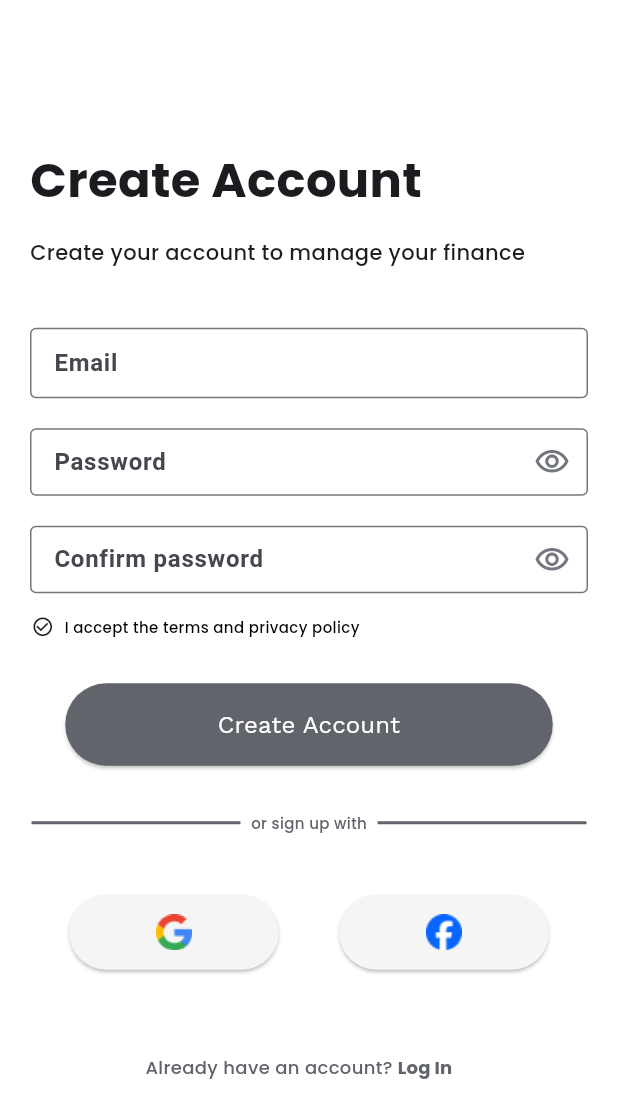
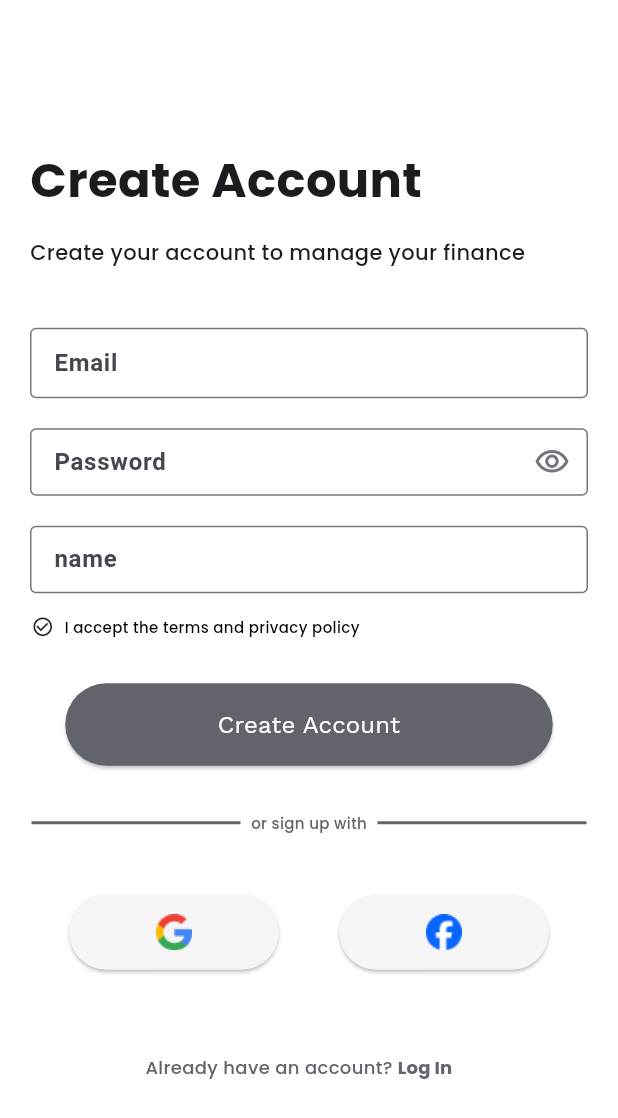
Before and after one commit to YourMoneyMyMoney/ymmm_ui, a Flutter app: the SignPage screen opened directly, on a phone screen of 412 x 824 dp. Shown: the top 1118 px of the screen. Run offline on Flutter 3.47's test engine with Material 3 defaults, Android fonts, the phone set to English and light mode, and no system bars; our stand-ins replace flutter_secure_storage, flutter_svg, get; missing offline and left inert: email_auth; accounts and stored records are empty; network calls fail.

Commit message:
add name field in signup

```diff
--- a/lib/User/EmailVerificationPage.dart
+++ b/lib/User/EmailVerificationPage.dart
@@ -8,9 +8,10 @@ import 'package:ymmm_ui/service/userApi.dart';
 
 class EmainVerificationPage extends StatefulWidget {
 
-  const EmainVerificationPage({super.key, required this.processEmail, required this.processPwd, required this.processPlatform, required this.emailAuth});
+  const EmainVerificationPage({super.key, required this.processEmail, required this.processPwd, required this.processName, required this.processPlatform, required this.emailAuth});
   final String processEmail;
   final String processPwd;
+  final String processName;
   final String processPlatform;
   final EmailAuth emailAuth;
 
@@ -69,8 +70,8 @@ class _EmailVerificationPageState extends State<EmainVerificationPage> {
     }
   }
 
- void createAccount(String email, String password, String platform) async {
-    final response = await createAccountToApi(email,password,platform);
+ void createAccount(String email, String password, String name, String platform) async {
+    final response = await createAccountToApi(email,password,name,platform);
     if(response.statusCode == 200){
       Navigator.push(context, MaterialPageRoute(builder: (context)=>const SignUpDonePage()));
     }
@@ -81,7 +82,7 @@ class _EmailVerificationPageState extends State<EmainVerificationPage> {
     var res = widget.emailAuth.validateOtp(recipientMail: widget.processEmail, userOtp: otp);
     if(res){
       setState(()=>isValid = true);
-      createAccount(widget.processEmail,widget.processPwd,widget.processPlatform);
+      createAccount(widget.processEmail,widget.processPwd,widget.processName, widget.processPlatform);
     }else{
       setState(()=>isValid = false);
       print("fail");
--- a/lib/User/SignUp/SignPage.dart
+++ b/lib/User/SignUp/SignPage.dart
@@ -14,25 +14,23 @@ class SignPage extends StatefulWidget {
 class _SignPageState extends  State<SignPage> {
   final TextEditingController _emailFilter = new TextEditingController();
   final TextEditingController _passwordFilter = new TextEditingController();
-  final TextEditingController _confirmPwdFilter = new TextEditingController();
+  final TextEditingController _nameFilter = new TextEditingController();
   String _email = "";
   String _password = "";
-  String _confirmPwd = "";
+  String _name = "";
   bool passwordVisible = false;
-  bool confirmPwdVisible = false;
   late EmailAuth emailAuth;
 
   _SignPageState() {
     _emailFilter.addListener(_emailListen);
     _passwordFilter.addListener(_passwordListen);
-    _confirmPwdFilter.addListener(_confirmPwdListen);
+    _nameFilter.addListener(_nameListen);
   }
 
   @override
   void initState(){
     super.initState();
     passwordVisible=true;
-    confirmPwdVisible=true;
     // Initialize the package
     emailAuth = EmailAuth(
       sessionName: "Ymmm",
@@ -57,11 +55,11 @@ class _SignPageState extends  State<SignPage> {
     }
   }
 
-  void _confirmPwdListen() {
-    if (_confirmPwdFilter.text.isEmpty) {
-      _confirmPwd = "";
+  void _nameListen() {
+    if (_nameFilter.text.isEmpty) {
+      _name = "";
     } else {
-      _confirmPwd = _confirmPwdFilter.text;
+      _name = _nameFilter.text;
     }
   }
 
@@ -69,7 +67,7 @@ class _SignPageState extends  State<SignPage> {
     var res = await emailAuth.sendOtp(recipientMail: _emailFilter.value.text,otpLength: 4);
     if(res){
       Navigator.push(context,
-        MaterialPageRoute(builder: (context)=>EmainVerificationPage(processEmail:_email, processPwd: _password, processPlatform: 'ymmm', emailAuth: emailAuth,))
+        MaterialPageRoute(builder: (context)=>EmainVerificationPage(processEmail:_email, processPwd: _password, processName: _name, processPlatform: 'ymmm', emailAuth: emailAuth,))
       );
     }else{
       print("not send");
@@ -146,24 +144,11 @@ class _SignPageState extends  State<SignPage> {
                 bottom: 5
               ),
               child: TextField(
-                controller: _confirmPwdFilter,
-                obscureText: confirmPwdVisible,
-                decoration: InputDecoration(
-                    border: OutlineInputBorder(),
-                    labelText: 'Confirm password',
-                    hintText: 'Re-enter your password',
-                    suffixIcon: IconButton(
-                      icon: Icon(confirmPwdVisible
-                          ? Icons.visibility_outlined
-                          : Icons.visibility_off_outlined, color:Color.fromARGB(255, 115, 118, 126),),
-                      onPressed: () {
-                        setState(
-                          (){
-                            confirmPwdVisible = !confirmPwdVisible;
-                          }
-                        );
-                      },
-                    ),
+                controller: _nameFilter,
+                decoration: const InputDecoration(
+                      border: OutlineInputBorder(),
+                      labelText: 'name',
+                      hintText: 'First name'
                 ),
               ),
             ),
--- /dev/null
+++ b/lib/models/model.dart
@@ -0,0 +1,21 @@
+class Login {
+  final String userId;
+  final String email;
+  final String name;
+  final String platform;
+
+  Login(this.userId, this.email, this.name, this.platform);
+
+  Login.fromJson(Map<String, dynamic> json)
+      : userId = json['userId'],
+        email = json['email'],
+        name = json['name'],
+        platform = json['platform'];
+
+  Map<String, dynamic> toJson() => {
+        'userId': userId,
+        'email': email,
+        'name': name,
+        'platform': platform
+      };
+}
--- a/lib/service/jwtService.dart
+++ b/lib/service/jwtService.dart
@@ -39,6 +39,5 @@ String _decodeBase64(String str) {
 
 void logOut(FlutterSecureStorage storage) async {
   await  storage.delete(key: "login");
-  await  storage.delete(key: "email");
-  await  storage.delete(key: "name");
+  await  storage.delete(key: "token");
 }
--- a/lib/src/controller/HomeController.dart
+++ b/lib/src/controller/HomeController.dart
@@ -1,9 +1,7 @@
 import 'package:flutter/material.dart';
-import 'package:flutter_secure_storage/flutter_secure_storage.dart';
 import 'package:get/get.dart';
 
 class HomePageController extends GetxController {
-  static final storage = FlutterSecureStorage();
   late PageController pageController;
   var userName = 'Jiung (UserName)'.obs;
   var showUserInfo = false.obs;
--- a/lib/src/pages/Layout.dart
+++ b/lib/src/pages/Layout.dart
@@ -27,7 +27,7 @@ class _LayoutState extends State<Layout> {
   }
 
   _asyncMethod() async {
-    userName = await storage.read(key: "name");
+    userName = await storage.read(key: "login");
     if(userName == ''){
       Navigator.pushReplacement(context, MaterialPageRoute(builder: (context) => LoginMainPage()));
     }
```
Also changed, not shown: lib/User/LogIn/LoginPage.dart (+4 -3 lines), lib/service/userApi.dart (+3 -15 lines), lib/src/components/bodyWidget.dart (+9 -2 lines).
